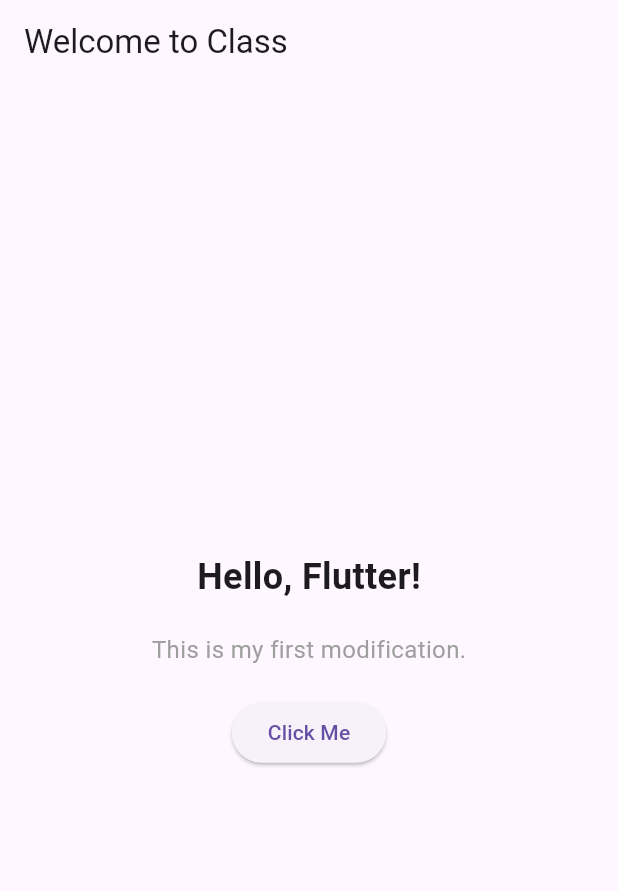
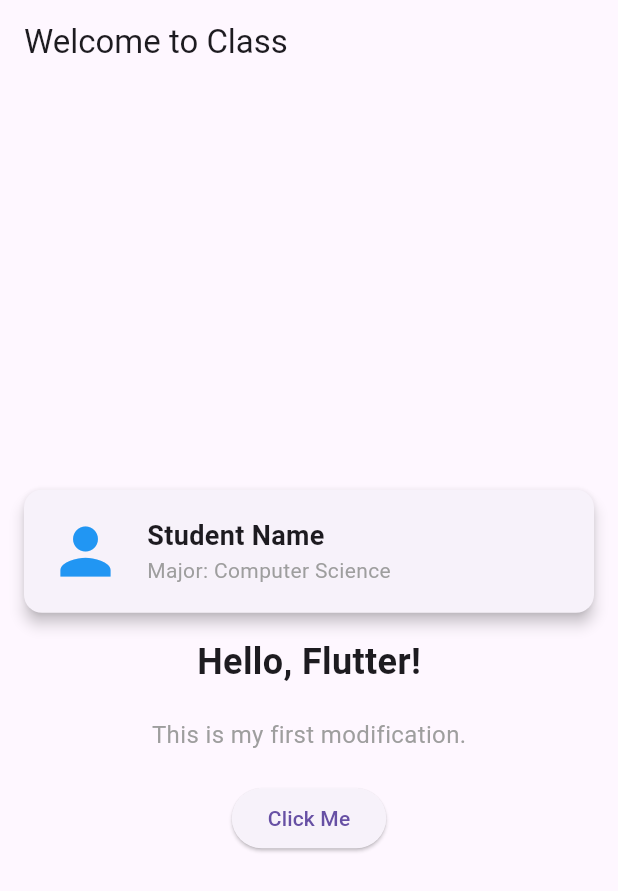
Before and after one commit to jjacob-t/mad_collab, a Flutter app: the screen it shows after launch, on a phone screen of 412 x 824 dp. Shown: the top 891 px of the screen. Run offline on Flutter 3.47's test engine with Material 3 defaults, Android fonts, the phone set to English and light mode, and no system bars.

Commit message:
added profile card

```diff
--- a/lib/main.dart
+++ b/lib/main.dart
@@ -33,6 +33,27 @@ class HomePage extends StatelessWidget {
         child: Column(
           mainAxisAlignment: MainAxisAlignment.center,
           children: [
+            Card(
+              elevation: 4,
+              margin: EdgeInsets.all(16),
+              child: Padding(
+              padding: EdgeInsets.all(16),
+              child: Row(
+              children: [Icon(Icons.person, size: 50, color: Colors.blue),
+                SizedBox(width: 16),
+                Column(
+          crossAxisAlignment: CrossAxisAlignment.start,
+          children: [
+            Text('Student Name',
+              style: TextStyle(fontSize: 18, fontWeight: FontWeight.bold)),
+            Text('Major: Computer Science',
+              style: TextStyle(color: Colors.grey)),
+          ],
+        ),
+      ],
+    ),
+  ),
+),
             // TASK 4: Change the main text below
             Text(
               'Hello, Flutter!',
```
